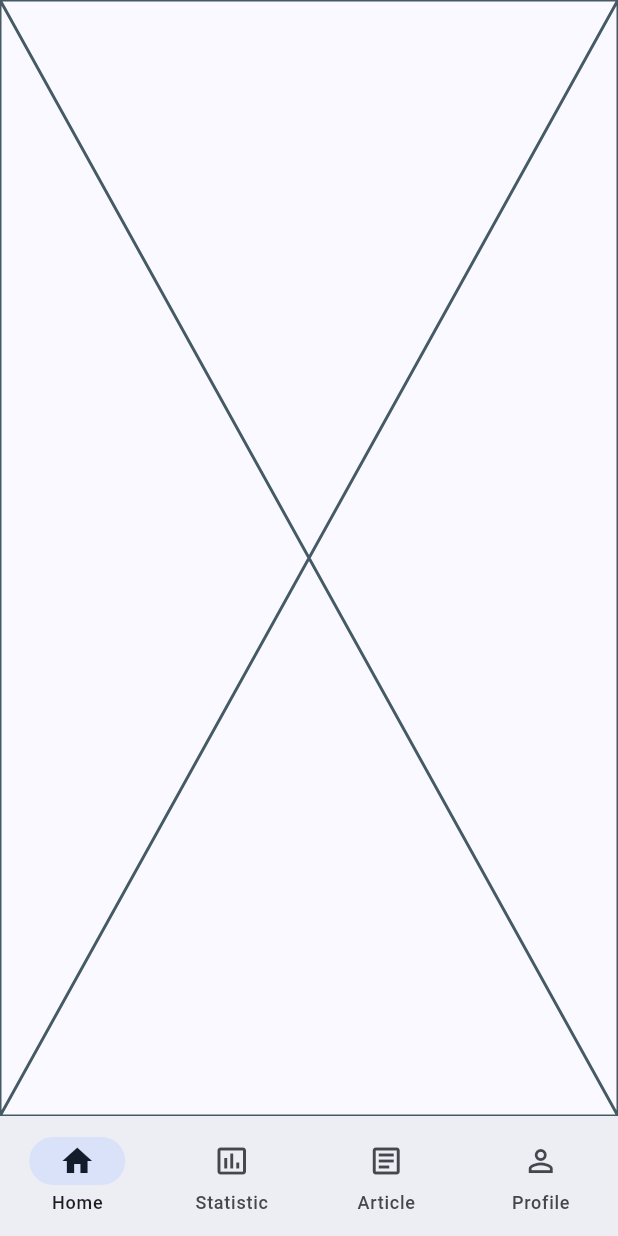
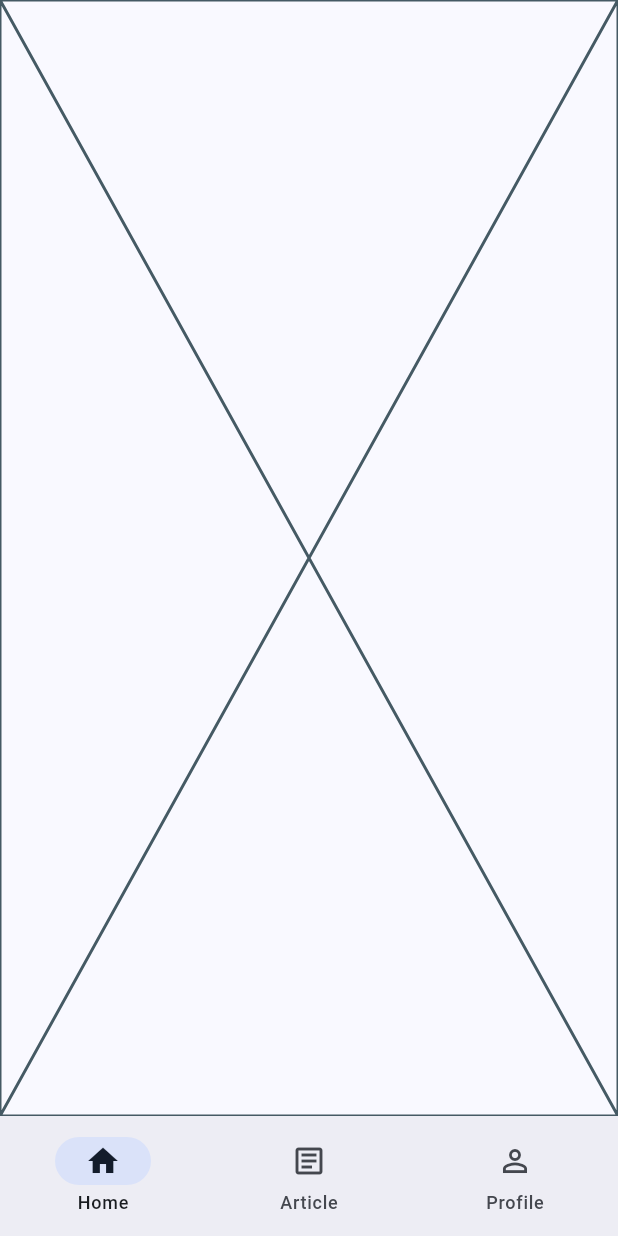
Before and after one commit to IndraMakassar/FishTech, a Flutter app: the screen it shows once a user with an empty profile is signed in, after a tap on the "add" icon, on a phone screen of 412 x 824 dp. Run offline on Flutter 3.47's test engine with Material 3 defaults, Android fonts, the phone set to English and light mode, and no system bars; our stand-ins replace equatable, fl_chart, flutter_bloc, flutter_local_notifications, flutter_native_splash, gap and 5 more; accounts and stored records are empty; network calls fail.

Commit message:
remove statistic

```diff
--- a/lib/view/widgets/home_shell.dart
+++ b/lib/view/widgets/home_shell.dart
@@ -19,11 +19,6 @@ class ScaffoldWithNavBar extends StatelessWidget {
             icon: Icon(Icons.home_outlined),
             selectedIcon: Icon(Icons.home),
             label: "Home",
-          ),
-          NavigationDestination(
-            icon: Icon(Icons.insert_chart_outlined),
-            selectedIcon: Icon(Icons.insert_chart),
-            label: "Statistic",
           ),
           NavigationDestination(
             icon: Icon(Icons.article_outlined),
```
